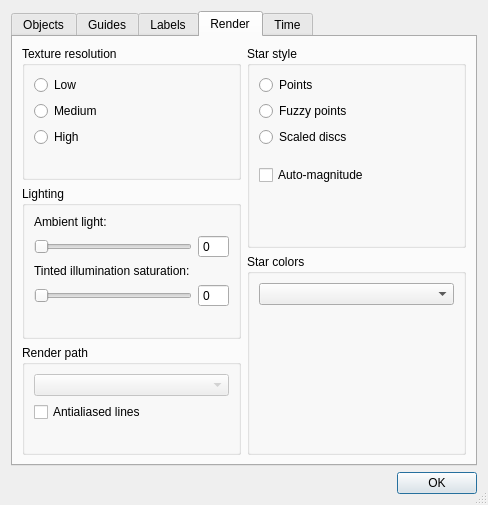
Qt form src/celestia/qt/preferences.ui (CelestiaProject/Celestia) before a commit.
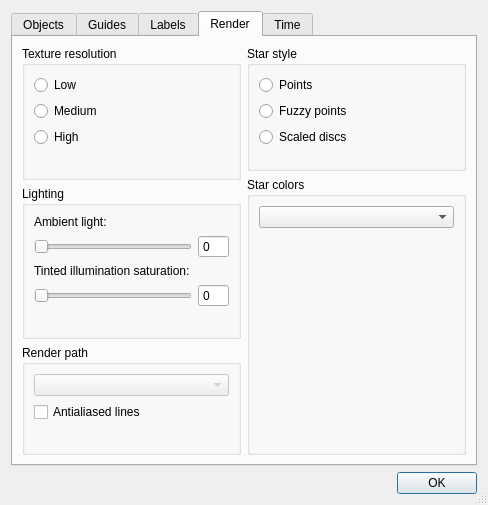
The same form after that commit. The open tabs and pages were chosen to show the change.

Commit message: Remove AutoMag and replace faintest magnitude with exposure (wip)

```diff
--- a/src/celestia/qt/preferences.ui
+++ b/src/celestia/qt/preferences.ui
@@ -1081,26 +1081,6 @@
               </property>
              </spacer>
             </item>
-            <item>
-             <widget class="QCheckBox" name="autoMagnitudeCheck">
-              <property name="text">
-               <string>Auto-magnitude</string>
-              </property>
-             </widget>
-            </item>
-            <item>
-             <spacer name="verticalSpacer_16">
-              <property name="orientation">
-               <enum>Qt::Vertical</enum>
-              </property>
-              <property name="sizeHint" stdset="0">
-               <size>
-                <width>20</width>
-                <height>40</height>
-               </size>
-              </property>
-             </spacer>
-            </item>
            </layout>
           </widget>
          </item>
```
The commit also changes 61 other files.
